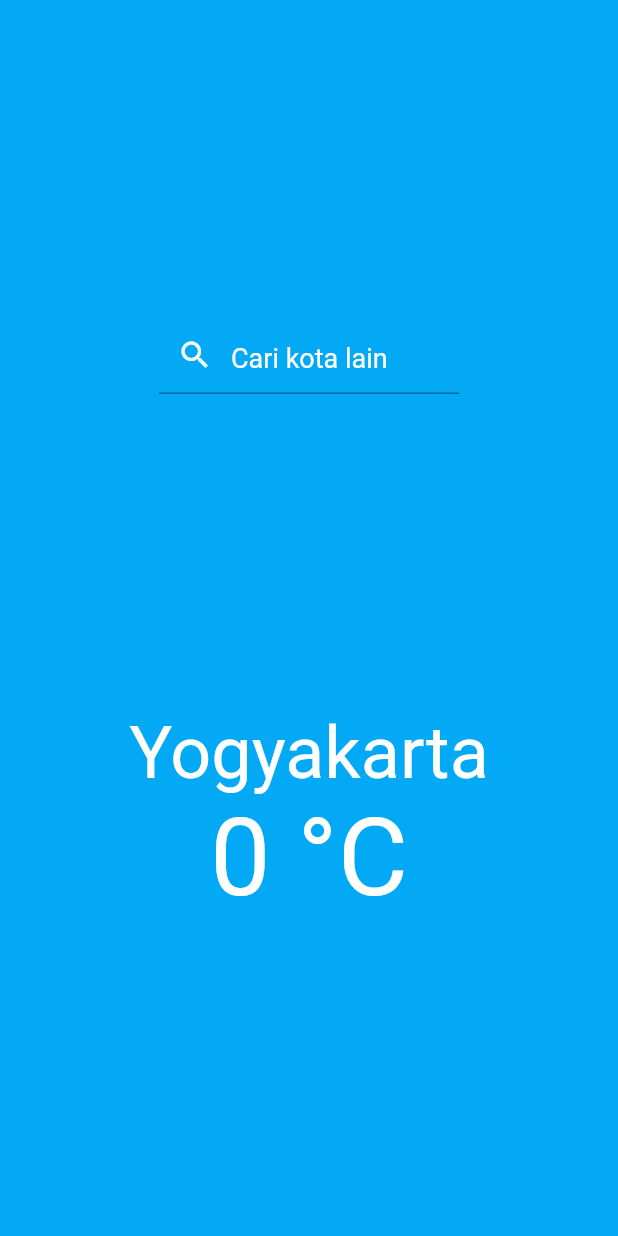
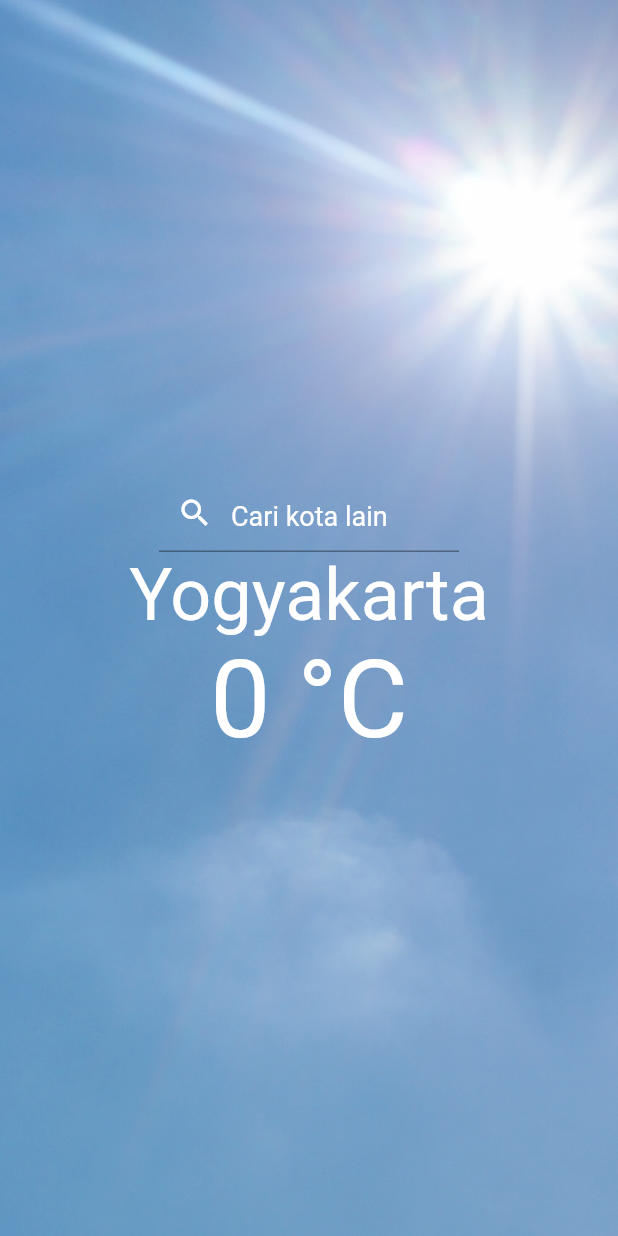
Before and after one commit to defasta/weather-app, a Flutter app: the screen it shows after launch, on a phone screen of 412 x 824 dp. Run offline on Flutter 3.47's test engine with Material 2 defaults, Android fonts, the phone set to English and light mode, and no system bars; our stand-ins replace bloc, dio, equatable, flutter_bloc.

```diff
--- a/lib/bloc/search_bloc.dart
+++ b/lib/bloc/search_bloc.dart
@@ -0,0 +1,43 @@
+import 'package:bloc/bloc.dart';
+import 'package:flutter/cupertino.dart';
+import 'package:volantis_weather_app/bloc/search_event.dart';
+import 'package:volantis_weather_app/bloc/search_state.dart';
+import 'package:volantis_weather_app/model/LocationModel.dart';
+
+import '../model/SearchModel.dart';
+import '../repositories/search_repository.dart';
+
+class SearchBloc extends Bloc<SearchEvent, SearchState>{
+  final SearchRepository _searchRepository = SearchRepository();
+
+  SearchBloc({required SearchRepository searchRepository}) : super(SearchInitial()){
+    searchRepository = SearchRepository();
+  }
+
+  @override
+  SearchState get initialState => const SearchInitial();
+
+  @override
+  Stream<SearchState> mapEventToState(
+      SearchEvent event
+      ) async*{
+    if(event is FetchSearch){
+      try{
+        yield SearchLoading();
+        Search? _search = await _searchRepository.fetchSearch(event.inputCity);
+        yield SearchLoaded(search: _search);
+      }catch(error){
+        yield const SearchFailure(error: "error");
+      }
+    }
+    if(event is FetchLocation){
+      try{
+        yield SearchLoading();
+        LocationModel? _locationModel = await _searchRepository.fetchLocation(event.inputCity);
+        yield LocationLoaded(locationModel: _locationModel);
+      }catch(error){
+        yield const SearchFailure(error: "error");
+      }
+    }
+  }
+}
--- a/lib/bloc/search_event.dart
+++ b/lib/bloc/search_event.dart
@@ -0,0 +1,18 @@
+import 'package:equatable/equatable.dart';
+abstract class SearchEvent extends Equatable{
+  const SearchEvent();
+}
+
+class FetchSearch extends SearchEvent{
+  final String inputCity;
+  const FetchSearch({required this.inputCity});
+  @override
+  List<Object?> get props => [inputCity];
+}
+
+class FetchLocation extends SearchEvent{
+  final String inputCity;
+  const FetchLocation({required this.inputCity});
+  @override
+  List<Object?> get props => [inputCity];
+}
--- a/lib/bloc/search_state.dart
+++ b/lib/bloc/search_state.dart
@@ -0,0 +1,49 @@
+
+import 'package:equatable/equatable.dart';
+import 'package:volantis_weather_app/model/LocationModel.dart';
+import 'package:volantis_weather_app/model/SearchModel.dart';
+
+abstract class SearchState extends Equatable{
+  const SearchState();
+  @override
+  List<Object> get props => [];
+}
+
+class SearchInitial extends SearchState{
+  const SearchInitial();
+  List<Object> get props => [];
+}
+
+class SearchLoading extends SearchState{
+  const SearchLoading();
+  List<Object> get props => [];
+}
+
+class SearchFailure extends SearchState{
+  final String error;
+  const SearchFailure({required this.error});
+  @override
+  List<Object> get props => [];
+  @override
+  String toString() => 'Seacrh failure { error : $error}';
+}
+
+class SearchLoaded extends SearchState{
+  final Search? search;
+
+  const SearchLoaded({required this.search});
+  @override
+  String toString() => 'Search Loaded {data: $search}';
+  @override
+  List<Object> get props => [search!];
+}
+
+class LocationLoaded extends SearchState{
+  final LocationModel? locationModel;
+
+  const LocationLoaded({required this.locationModel});
+  @override
+  String toString() => 'Location Loaded {data: $locationModel}';
+  @override
+  List<Object> get props => [locationModel!];
+}
--- a/lib/main.dart
+++ b/lib/main.dart
@@ -1,4 +1,11 @@
 import 'package:flutter/material.dart';
+import 'package:flutter_bloc/flutter_bloc.dart';
+import 'package:volantis_weather_app/bloc/search_event.dart';
+import 'package:volantis_weather_app/model/LocationModel.dart';
+import 'package:volantis_weather_app/repositories/search_repository.dart';
+import 'dart:convert';
+import 'bloc/search_bloc.dart';
+import 'bloc/search_state.dart';
 
 void main() {
   runApp(const VolantisWeatherApp());
@@ -12,15 +19,85 @@ class VolantisWeatherApp extends StatefulWidget {
 }
 
 class _VolantisWeatherAppState extends State<VolantisWeatherApp> {
+
+  final SearchBloc _searchBloc = SearchBloc(searchRepository: SearchRepository());
+
   String location = "Yogyakarta";
+  String weather = 'clear';
   int temperature = 0;
+
+  @override
+  void initState(){
+    _searchBloc.initialState;
+    super.initState();
+  }
+
+  void onTextFieldSubmitted(String city) {
+    fetchSearch(city);
+  }
+
+  void fetchSearch(String city) async{
+    setState(() {
+      _searchBloc.add(FetchSearch(inputCity: city));
+    });
+  }
+
   @override
   Widget build(BuildContext context) {
     return MaterialApp(
       home: Container(
+        decoration: BoxDecoration(
+          image: DecorationImage(
+            image: AssetImage('images/clear.png'),
+            fit: BoxFit.cover
+          )
+        ),
         child: Scaffold(
-          backgroundColor: Colors.lightBlue,
-          body: Column(
+          backgroundColor: Colors.transparent,
+          body: Container(
+            child:  Column(
+              mainAxisAlignment: MainAxisAlignment.spaceEvenly,
+              crossAxisAlignment: CrossAxisAlignment.center,
+              children: <Widget>[
+                BlocProvider(
+                  create: (_) => _searchBloc,
+                  child: BlocListener<SearchBloc, SearchState>(
+                    listener: (context, state) {
+                      if(state is SearchFailure){
+                        Scaffold.of(context).showSnackBar(
+                          SnackBar(content: Text(state.error)),
+                        );
+                      }
+                    },
+                    child: BlocBuilder<SearchBloc, SearchState>(
+                      builder: (context, state){
+                        if(state is SearchInitial){
+                          return _buildCurrentWeather();
+                        }else if(state is SearchLoading){
+                          return _buildLoading();
+                        }else if(state is SearchLoaded){
+                          _searchBloc.add(FetchLocation(inputCity: state.search!.name));
+                        }else if(state is LocationLoaded){
+                          return _buildSearchedCityWeather(context, state.locationModel);
+                        } else if(state is SearchFailure){
+                          return Container();
+                        }
+                        return Container();
+                      },
+                    ),
+                  ),
+                ),
+              ],
+            ),
+          )
+        ),
+      ),
+    );
+  }
+
+  Widget _buildCurrentWeather(){
+    return Container(
+      child: Column(
         mainAxisAlignment: MainAxisAlignment.spaceEvenly,
         crossAxisAlignment: CrossAxisAlignment.center,
         children: <Widget>[
@@ -29,6 +106,9 @@ class _VolantisWeatherAppState extends State<VolantisWeatherApp> {
               Container(
                 width: 200,
                 child: TextField(
+                  onSubmitted: (String input) {
+                    onTextFieldSubmitted(input);
+                  },
                   style: TextStyle(color: Colors.white, fontSize: 24),
                   decoration: InputDecoration(
                       hintText: "Cari kota lain",
@@ -57,8 +137,67 @@ class _VolantisWeatherAppState extends State<VolantisWeatherApp> {
           ),
         ],
       ),
+    );
+  }
+
+  Widget _buildSearchedCityWeather(BuildContext context, LocationModel? locationModel){
+    return Container(
+      child: Column(
+        mainAxisAlignment: MainAxisAlignment.spaceEvenly,
+        crossAxisAlignment: CrossAxisAlignment.center,
+        children: <Widget>[
+          Column(
+            children: <Widget>[
+              Container(
+                width: 200,
+                child: TextField(
+                  onSubmitted: (String input) {
+                    onTextFieldSubmitted(input);
+                  },
+                  style: TextStyle(color: Colors.white, fontSize: 24),
+                  decoration: InputDecoration(
+                      hintText: "Cari kota lain",
+                      hintStyle: TextStyle(color: Colors.white, fontSize: 18.0),
+                      prefixIcon: Icon(Icons.search, color: Colors.white)
                   ),
+                ),
+              )
+            ],
+          ),
+          Column(
+            children: <Widget>[
+              Center(
+                child: Text(
+                  locationModel!.location.name,
+                  style: TextStyle(color: Colors.white, fontSize: 48.0),
+                ),
+              ),
+              Center(
+                child: Text(
+                  locationModel.current.temp_c.toString() +' °C',
+                  style: TextStyle(color: Colors.white, fontSize: 72.0),
+                ),
+              ),
+            ],
+          ),
+        ],
       ),
     );
   }
+
+  Widget _buildLoading() {
+    return Center(
+        child: Container(
+          padding: EdgeInsets.only(top: 160.0),
+          child: Row(
+            mainAxisAlignment: MainAxisAlignment.center,
+            crossAxisAlignment: CrossAxisAlignment.center,
+            children:  [
+              CircularProgressIndicator()
+            ],
+          ),
+        )
+    );
   }
+
+}
--- a/lib/model/LocationModel.dart
+++ b/lib/model/LocationModel.dart
@@ -0,0 +1,57 @@
+import 'dart:convert';
+
+LocationModel LocationModelFromJson(String str) => LocationModel.fromJson(json.decode(str));
+
+String LocationModelToJson(LocationModel data) => json.encode(data.toJson());
+
+class LocationModel{
+  Location location;
+  Current current;
+
+  LocationModel({required this.location, required this.current});
+
+  factory LocationModel.fromJson(Map<String, dynamic> json) => LocationModel(location: Location.fromJson(json["location"]), current:Current.fromJson(json["current"]) );
+
+  Map<String, dynamic> toJson() => {
+    "location": location,
+    "current": current
+  };
+}
+
+class Location{
+  String name;
+
+  Location({required this.name});
+
+  factory Location.fromJson(Map<String, dynamic> json) => Location(name: json["name"]);
+
+  Map<String, dynamic> toJson() => {
+    "name": name,
+  };
+}
+
+class Current{
+  Condition condition;
+  double temp_c;
+
+  Current({required this.condition, required this.temp_c});
+
+  factory Current.fromJson(Map<String, dynamic> json) => Current(condition: Condition.fromJson(json["condition"]), temp_c: json["temp_c"]);
+
+  Map<String, dynamic> toJson() => {
+    "condition": condition,
+    "temp_c" : temp_c
+  };
+}
+
+class Condition{
+  String text;
+
+  Condition({required this.text});
+
+  factory Condition.fromJson(Map<String, dynamic> json) => Condition(text: json["text"]);
+
+  Map<String, dynamic> toJson() => {
+    "text": text,
+  };
+}
--- a/lib/model/SearchModel.dart
+++ b/lib/model/SearchModel.dart
@@ -0,0 +1,17 @@
+import 'dart:convert';
+
+// Search SearchFromJson(String str) => Search.fromJson(json.decode(str));
+//
+// String SearchToJson(Search data) => json.encode(data.toJson());
+
+class Search{
+  final String name;
+
+  Search(this.name);
+
+  Search.fromJson(Map<String, dynamic> json) : name = json["name"];
+
+  Map<String, dynamic> toJson() => {
+    'name': name
+  };
+}
--- a/lib/repositories/search_repository.dart
+++ b/lib/repositories/search_repository.dart
@@ -0,0 +1,19 @@
+import 'package:volantis_weather_app/model/LocationModel.dart';
+
+import '../model/SearchModel.dart';
+import '../provider/search_provider.dart';
+
+class SearchRepository{
+  final _searchProvider = SearchProvider();
+
+  Future<Search?> fetchSearch(String inputCity){
+    return _searchProvider.fetchSearch(inputCity);
+  }
+
+  Future<LocationModel?> fetchLocation(String inputCity){
+    return _searchProvider.fetchLocation(inputCity);
+  }
+
+}
+
+class SearchNetworkError extends Error{}
```
Also changed, not shown: lib/provider/search_provider.dart (+37 -0 lines), pubspec.yaml (+7 -0 lines), pubspec.lock. Lines whose indentation alone changed are shown as unchanged.
